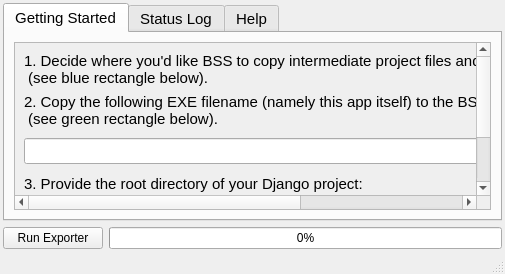
First picture: the form in ui/main_window.ui, repository FruitfulApproach/BS2Daisy, before the edit.
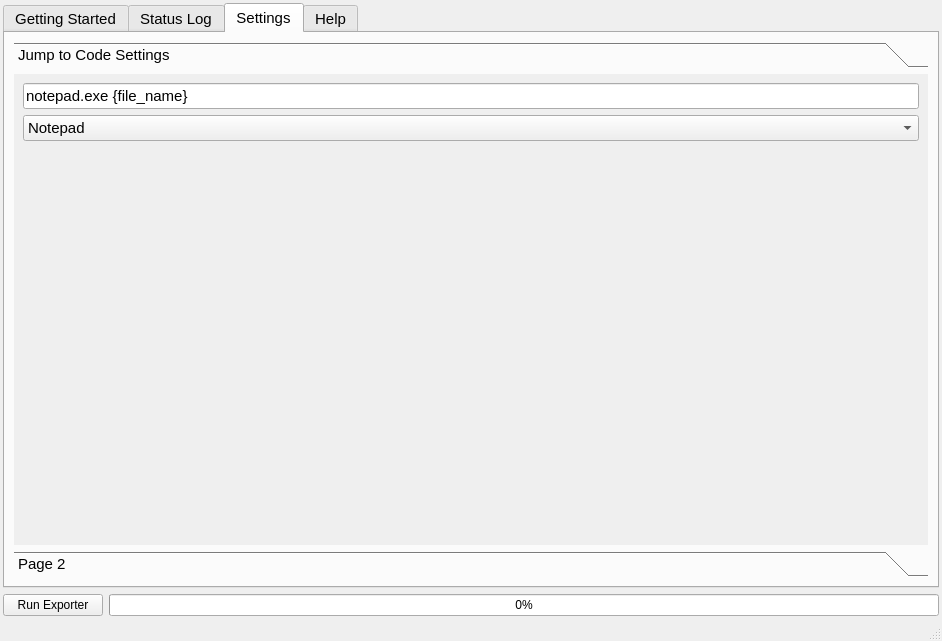
Second picture: the form after the edit. Icons and pictures are not drawn.

Commit message: Started boilerplate code-generation capabilities.  This will make BSS page links work OOTB.

```diff
--- a/ui/main_window.ui
+++ b/ui/main_window.ui
@@ -6,8 +6,8 @@
    <rect>
     <x>0</x>
     <y>0</y>
-    <width>505</width>
-    <height>274</height>
+    <width>942</width>
+    <height>641</height>
    </rect>
   </property>
   <property name="windowTitle">
@@ -39,7 +39,7 @@
        </font>
       </property>
       <property name="currentIndex">
-       <number>0</number>
+       <number>2</number>
       </property>
       <widget class="QWidget" name="gettingStartedTab">
        <attribute name="title">
@@ -59,8 +59,8 @@
             <rect>
              <x>0</x>
              <y>0</y>
-             <width>732</width>
-             <height>608</height>
+             <width>893</width>
+             <height>688</height>
             </rect>
            </property>
            <layout class="QGridLayout" name="gridLayout_7">
@@ -206,6 +206,74 @@
         </item>
        </layout>
       </widget>
+      <widget class="QWidget" name="settingsPage">
+       <attribute name="title">
+        <string>Settings</string>
+       </attribute>
+       <layout class="QGridLayout" name="gridLayout_3">
+        <item row="0" column="0">
+         <widget class="QToolBox" name="toolBox">
+          <property name="currentIndex">
+           <number>0</number>
+          </property>
+          <widget class="QWidget" name="jumpToCodePage">
+           <property name="geometry">
+            <rect>
+             <x>0</x>
+             <y>0</y>
+             <width>912</width>
+             <height>465</height>
+            </rect>
+           </property>
+           <attribute name="label">
+            <string>Jump to Code Settings</string>
+           </attribute>
+           <layout class="QFormLayout" name="formLayout">
+            <item row="0" column="0" colspan="2">
+             <widget class="QLineEdit" name="jumpToCodeCommandLine">
+              <property name="text">
+               <string>notepad.exe {file_name}</string>
+              </property>
+             </widget>
+            </item>
+            <item row="1" column="0" colspan="2">
+             <widget class="QComboBox" name="jumpToCodeCombo">
+              <item>
+               <property name="text">
+                <string>Notepad</string>
+               </property>
+              </item>
+              <item>
+               <property name="text">
+                <string>Wingware</string>
+               </property>
+              </item>
+              <item>
+               <property name="text">
+                <string>VS Code</string>
+               </property>
+              </item>
+             </widget>
+            </item>
+           </layout>
+          </widget>
+          <widget class="QWidget" name="page_2">
+           <property name="geometry">
+            <rect>
+             <x>0</x>
+             <y>0</y>
+             <width>965</width>
+             <height>621</height>
+            </rect>
+           </property>
+           <attribute name="label">
+            <string>Page 2</string>
+           </attribute>
+          </widget>
+         </widget>
+        </item>
+       </layout>
+      </widget>
       <widget class="QWidget" name="helpTab">
        <attribute name="title">
         <string>Help</string>
```
Left out of the diff: 70 changed lines with no effect on the pictures. The commit also changes 12 other files.
